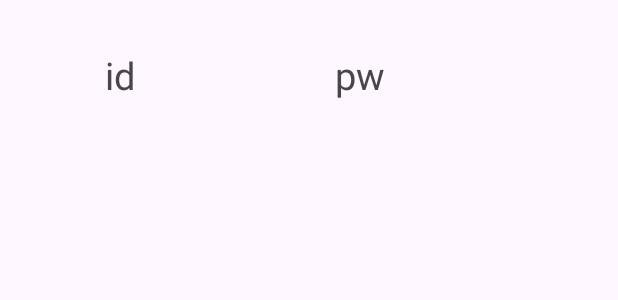
After one commit to rmsp7223123/mvp, an Android app: the layout item_recv.xml on its own in the app's theme, with its tools: preview values and no code run, on a phone screen of 412 x 824 dp. The commit adds this screen. Shown: the top 300 px of the screen. Run offline under Robolectric (Android 15) with nearby library versions, the phone set to English and light mode, and no system bars.

Commit message:
리사이클러뷰에 유저 출력

```diff
--- a/app/src/main/java/com/example/mvp/TestActivity.kt
+++ b/app/src/main/java/com/example/mvp/TestActivity.kt
@@ -1,5 +1,6 @@
 package com.example.mvp
 
+import android.content.Intent
 import androidx.appcompat.app.AppCompatActivity
 import android.os.Bundle
 import androidx.room.Room
@@ -31,5 +32,9 @@ class TestActivity : AppCompatActivity() {
                 db.userDao().insertUser(user);
             };
         };
+
+        binding.btnMove.setOnClickListener {
+            startActivity(Intent(this, UsersActivity::class.java));
+        };
     }
 }
--- /dev/null
+++ b/app/src/main/res/layout/item_recv.xml
@@ -0,0 +1,22 @@
+<?xml version="1.0" encoding="utf-8"?>
+<LinearLayout xmlns:android="http://schemas.android.com/apk/res/android"
+    android:layout_width="match_parent"
+    android:layout_height="match_parent">
+
+    <TextView
+        android:layout_width="160dp"
+        android:layout_height="100dp"
+        android:text="id"
+        android:gravity="center"
+        android:textSize="25dp"
+        android:id="@+id/id"/>
+
+    <TextView
+        android:layout_width="160dp"
+        android:layout_height="100dp"
+        android:text="pw"
+        android:gravity="center"
+        android:textSize="25dp"
+        android:id="@+id/pw"/>
+
+</LinearLayout>
```
Also changed, not shown: app/src/main/java/com/example/mvp/UsersActivity.kt (+32 -3 lines), app/src/main/java/com/example/mvp/UsersAdapter.kt (added, +39 -0 lines), app/src/main/res/layout/activity_users.xml (+7 -2 lines).
